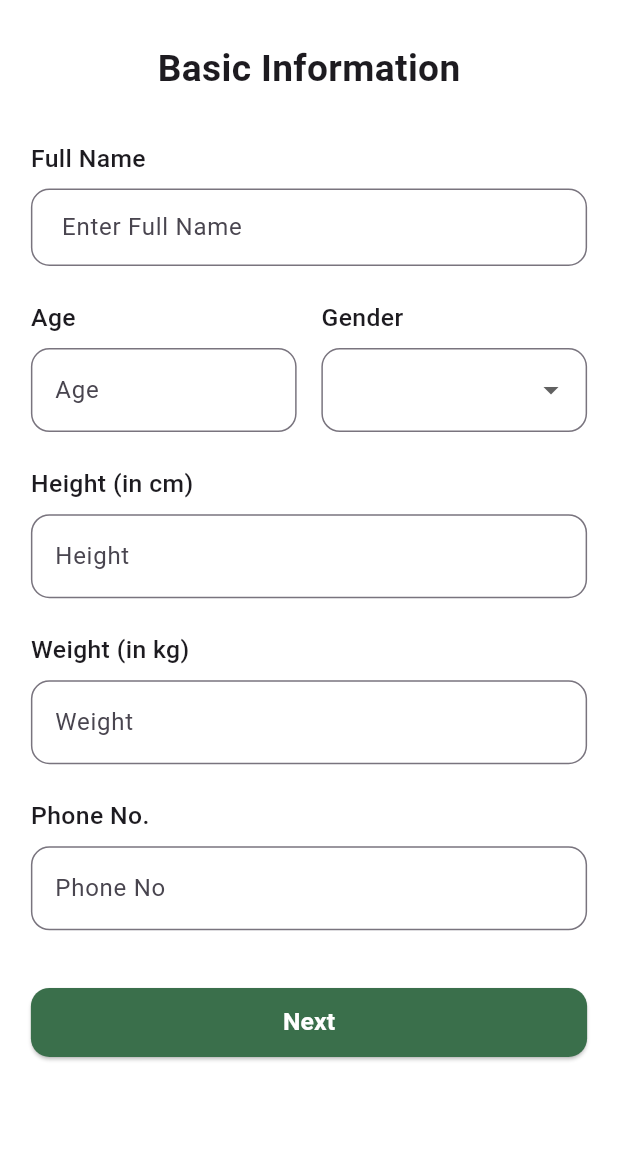
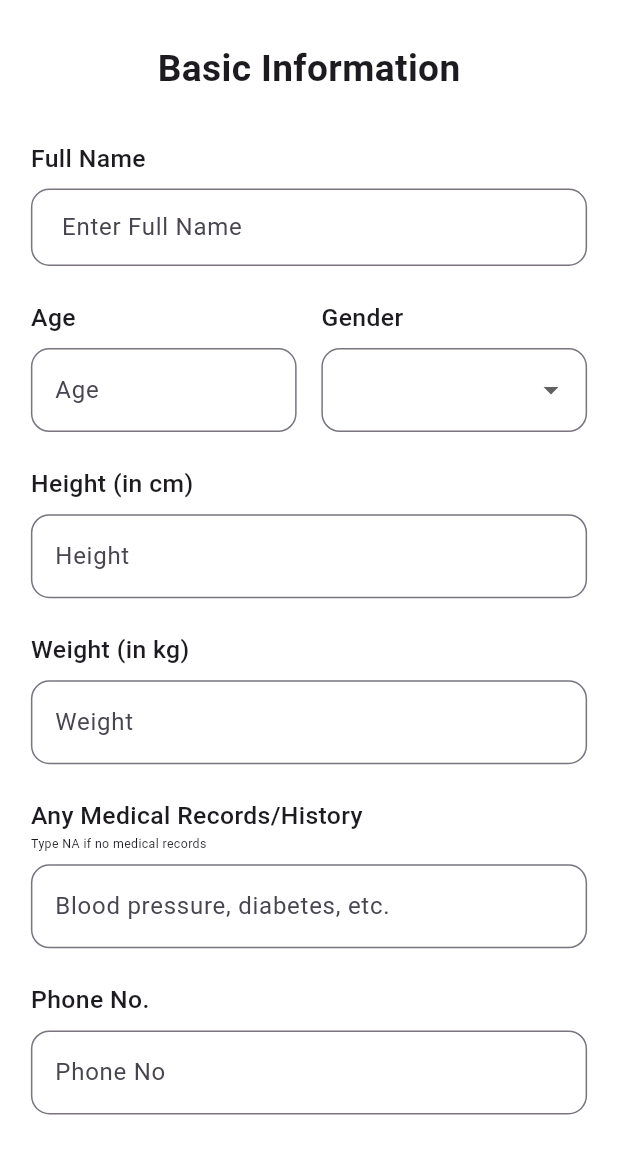
Before and after one commit to AyazAhmed56/fitnova_frontend, a Flutter app: the Infoscreen screen opened directly, on a phone screen of 412 x 824 dp, the part 84-1236 px from its top. Run offline on Flutter 3.47's test engine with Material 3 defaults, Android fonts, the phone set to English and light mode, and no system bars; our stand-ins replace flutter_dotenv, hugeicons, marquee, pdf, printing, supabase_flutter; accounts and stored records are empty.

Commit message:
flow and ui update

```diff
--- a/lib/models/onboarding_data.dart
+++ b/lib/models/onboarding_data.dart
@@ -8,6 +8,7 @@ class OnboardingData {
   String gender = '';
   double height = 0;
   double weight = 0;
+  String medical = '';
   int phone = 0;
 
   String goal = '';
--- a/lib/models/user_profile_model.dart
+++ b/lib/models/user_profile_model.dart
@@ -6,6 +6,7 @@ class UserProfileModel {
   final String gender;
   final double height;
   final double weight;
+  final String medical;
   final int phone;
 
   final String goal;
@@ -86,9 +87,9 @@ class UserProfileModel {
     required this.fullName,
     required this.age,
     required this.gender,
-
     required this.height,
     required this.weight,
+    required this.medical,
     required this.phone,
 
     required this.goal,
@@ -160,10 +161,9 @@ class UserProfileModel {
       'phone': phone,
       'age': age,
       'gender': gender,
-
       'height': height,
       'weight': weight,
-
+      'medical': medical,
       'goal': goal,
       'target_weight': targetWeight,
       'duration_months': durationMonths,
@@ -262,6 +262,8 @@ class UserProfileModel {
       height: _toDouble(json['height']),
 
       weight: _toDouble(json['weight']),
+
+      medical: json['medical']?.toString() ?? '',
 
       phone: _toInt(json['phone']),
 
--- a/lib/planner_screens/info.dart
+++ b/lib/planner_screens/info.dart
@@ -17,6 +17,7 @@ class _InfoscreenState extends State<Infoscreen> {
   final TextEditingController heightController = TextEditingController();
   final TextEditingController weightController = TextEditingController();
   final TextEditingController phoneController = TextEditingController();
+  final TextEditingController medicalController = TextEditingController();
 
   @override
   Widget build(BuildContext context) {
@@ -245,7 +246,7 @@ class _InfoscreenState extends State<Infoscreen> {
                         keyboardType: TextInputType.number,
                         validator: (value) {
                           if (value == null || value.isEmpty) {
-                            return "Plese mention your weight";
+                            return "Please mention your weight";
                           }
                           final weight = double.tryParse(value);
                           if (weight == null || weight < 0 || weight > 300) {
@@ -256,6 +257,39 @@ class _InfoscreenState extends State<Infoscreen> {
                         decoration: InputDecoration(
                           hintText: 'Weight',
                           suffixText: 'kg',
+                          border: OutlineInputBorder(
+                            borderRadius: BorderRadius.circular(sw * 0.03),
+                          ),
+                        ),
+                      ),
+
+                      SizedBox(height: sh * 0.03),
+
+                      Text(
+                        'Any Medical Records/History',
+                        style: TextStyle(
+                          fontSize: sw * 0.04,
+                          fontWeight: FontWeight.w500,
+                        ),
+                      ),
+                      Text(
+                        'Type NA if no medical records',
+                        style: TextStyle(fontSize: sw * 0.02),
+                      ),
+
+                      SizedBox(height: sh * 0.01),
+
+                      TextFormField(
+                        controller: medicalController,
+                        keyboardType: TextInputType.text,
+                        validator: (value) {
+                          if (value == null || value.isEmpty) {
+                            return "Please enter your medical history ";
+                          }
+                          return null;
+                        },
+                        decoration: InputDecoration(
+                          hintText: 'Blood pressure, diabetes, etc.',
                           border: OutlineInputBorder(
                             borderRadius: BorderRadius.circular(sw * 0.03),
                           ),
@@ -279,7 +313,7 @@ class _InfoscreenState extends State<Infoscreen> {
                         keyboardType: TextInputType.number,
                         validator: (value) {
                           if (value == null || value.trim().isEmpty) {
-                            return "Plese enter you phone no.";
+                            return "Please enter you phone no.";
                           }
                           if (!RegExp(r'^\d+$').hasMatch(value)) {
                             return "Phone no. should contin only digits";
@@ -323,7 +357,7 @@ class _InfoscreenState extends State<Infoscreen> {
                                 double.tryParse(weightController.text) ?? 0;
                             data.phone =
                                 int.tryParse(phoneController.text) ?? 0;
-
+                            data.medical = medicalController.text;
                             if (_formKey.currentState!.validate()) {
                               Navigator.push(
                                 context,
--- a/lib/planner_screens/plangenerator.dart
+++ b/lib/planner_screens/plangenerator.dart
@@ -41,6 +41,7 @@ class _PlanGeneratorState extends State<PlanGenerator> {
 
         height: data.height,
         weight: data.weight,
+        medical: data.medical,
         phone: data.phone,
 
         goal: data.goal,
```
Also changed, not shown: lib/services/WorkoutAIService.dart (+21 -1 lines).
